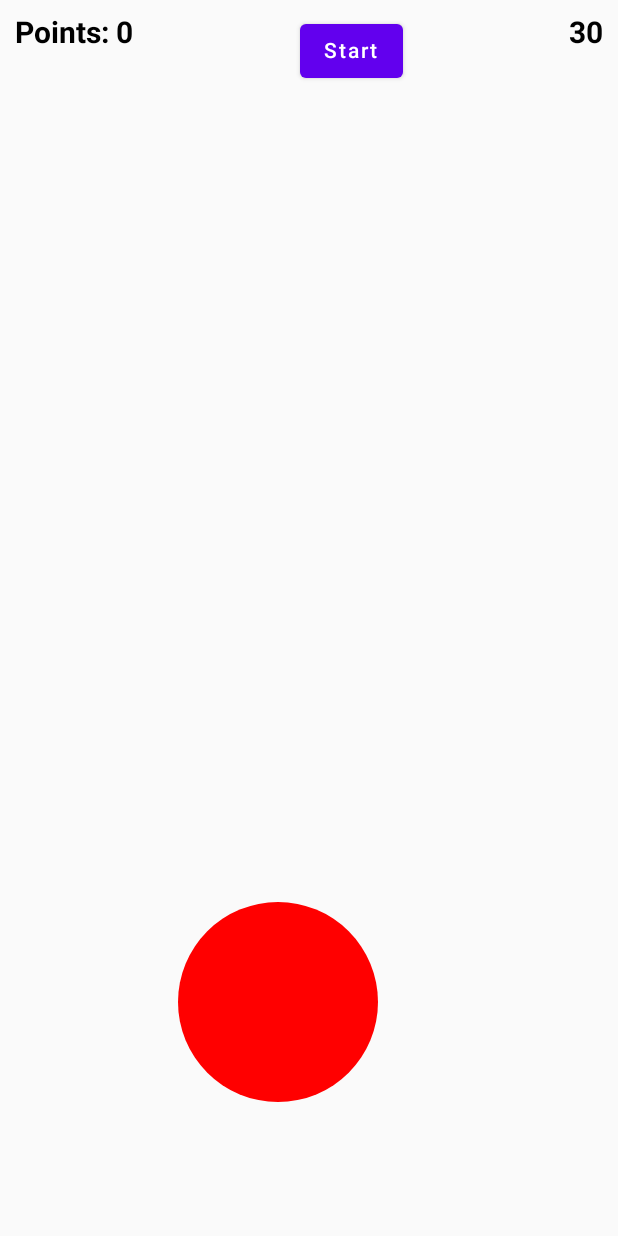
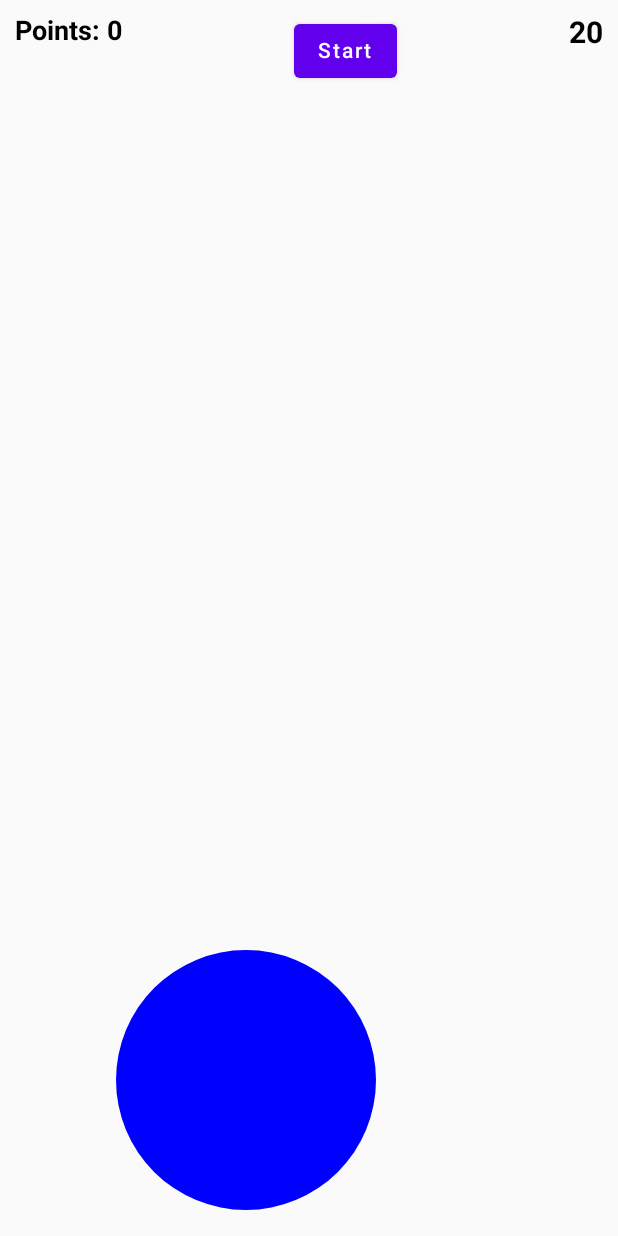
Before and after one commit to Qwerty98765432/8Ball, an Android app built with Jetpack Compose: the screen it shows after launch (MainActivity), on a phone screen of 412 x 824 dp. Run offline under Robolectric (Android 15) with nearby library versions, the phone set to English and light mode, and no system bars.

Commit message:
first commit

```diff
--- a/app/src/main/java/com/elenagrigoruta/eightball/MainActivity.kt
+++ b/app/src/main/java/com/elenagrigoruta/eightball/MainActivity.kt
@@ -48,7 +48,7 @@ fun MainScreen() {
         ) {
             Text(
                 text = "Points: $points",
-                fontSize = 20.sp,
+                fontSize = 18.sp,
                 fontWeight = FontWeight.Bold
             )
             Button(onClick = {
@@ -73,7 +73,7 @@ fun MainScreen() {
 
 @Composable
 fun CountdownTimer(
-    time: Int = 30000,
+    time: Int = 20000,
     isTimerRunning: Boolean = false,
     onTimerEnd: () -> Unit = {}
 ) {
@@ -101,9 +101,9 @@ fun CountdownTimer(
 
 @Composable
 fun BallClicker(
-    radius: Float = 100f,
+    radius: Float = 130f,
     enabled: Boolean = false,
-    ballColor: Color = Color.Red,
+    ballColor: Color = Color.Blue,
     onBallClick: () -> Unit = {}
 ) {
     BoxWithConstraints(modifier = Modifier.fillMaxSize()) {
```
